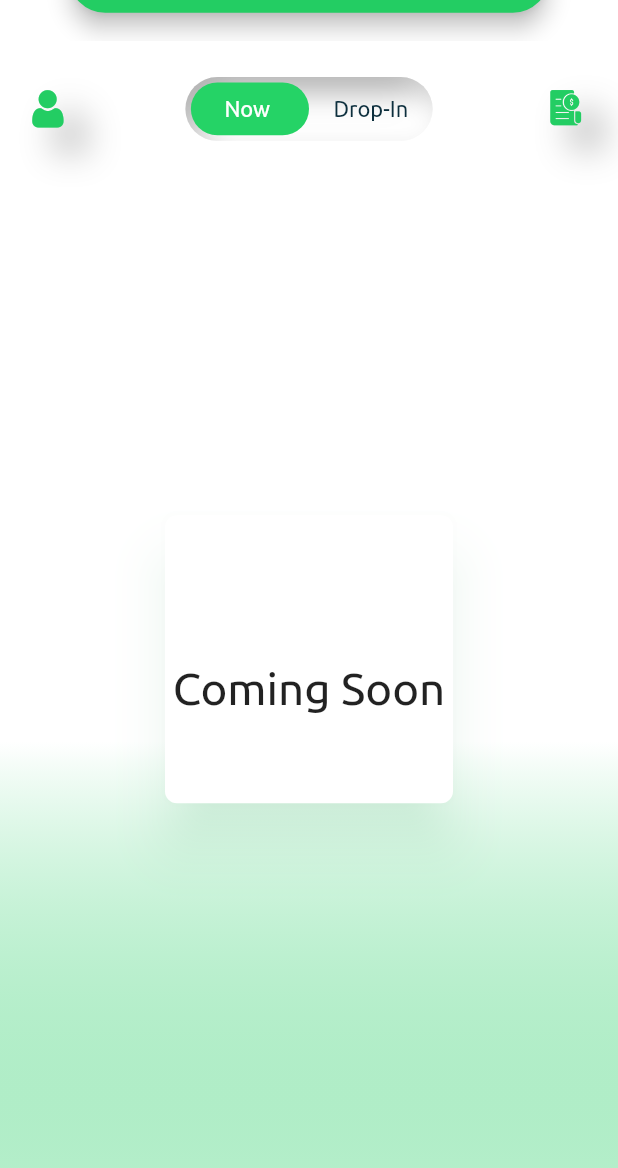
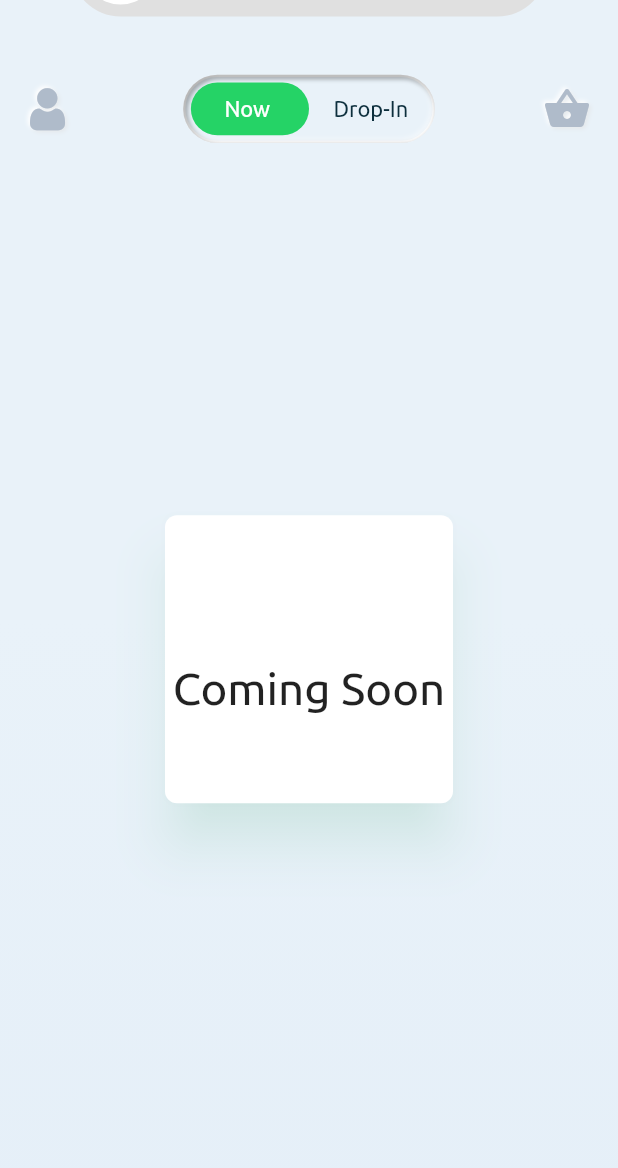
Before and after one commit to Laytoder/udus, a Flutter app: the HomePage screen opened directly with empty values, scrolled down 576 dp, on a phone screen of 412 x 824 dp. Shown: the top 1168 px of the screen. Run offline on Flutter 3.47's test engine with Material 2 defaults, Android fonts, the phone set to English and light mode, and no system bars; drawn by our look-alikes of flutter_neumorphic, slider_button; our stand-ins replace cached_network_image, carousel_slider, circular_profile_avatar, cloud_firestore, firebase_auth, firebase_messaging and 13 more; missing offline and left inert: angles, flutter_polyline_points, geoflutterfire, google_directions_api, google_map_location_picker, neumorphic; accounts and stored records are empty; statements that could not run were skipped; project files that could hold a hidden picture were left out.

Commit message:
changes ui

```diff
--- a/lib/Pages/billPage.dart
+++ b/lib/Pages/billPage.dart
@@ -168,8 +168,10 @@ class _BillPageState extends State<BillPage> {
                         decoration: BoxDecoration(
                           borderRadius:
                               BorderRadius.circular((88 / 678) * height),
-                          gradient: LinearGradient(
-                              colors: [Color(0xff00b4db), Color(0xff0083b0)]),
+                          gradient: LinearGradient(colors: [
+                            Color.fromRGBO(35, 205, 99, 1),
+                            Color.fromRGBO(35, 205, 99, 0.5),
+                          ]),
                         ),
                         child: Center(
                           child: ListTile(
--- a/lib/Pages/homePage.dart
+++ b/lib/Pages/homePage.dart
@@ -20,6 +20,7 @@ import 'package:frute/Pages/map.dart';
 import 'package:neumorphic/neumorphic.dart' as neu;
 import 'package:shared_preferences/shared_preferences.dart';
 import 'package:frute/models/trip.dart';
+import 'package:slider_button/slider_button.dart';
 import 'holdPage.dart';
 import 'package:frute/helpers/messageGetters.dart';
 import 'package:flutter_neumorphic/flutter_neumorphic.dart';
@@ -233,6 +234,7 @@ class _HomePageState extends State<HomePage>
         WillPopScope(
           onWillPop: () async => false,
           child: Scaffold(
+            //backgroundColor: Color(0xffE9F2F9),
             //backgroundColor: Colors.white,
             //backgroundColor: Colors.amberAccent,
             body: Container(
@@ -241,13 +243,14 @@ class _HomePageState extends State<HomePage>
                   colors: [
                     //Color.fromRGBO(13, 47, 61, 1),
                     //Color.fromRGBO(35, 205, 99, 1.0),
-                    Colors.white,
-                    Color.fromRGBO(35, 205, 99, 0.3),
+                    Color(0xffE9F2F9),
+                    Color(0xffE5EFF8),
                   ],
                   begin: Alignment.topCenter,
                   end: Alignment.bottomCenter,
-                  stops: [0.6, 1],
+                  stops: [0.5, 1],
                 ),
+                color: Color(0xffdee8f4),
                 /*image: DecorationImage(
                   image: AssetImage('assets/Vegetable_back.jpg'),
                   fit: BoxFit.fill,
@@ -271,11 +274,11 @@ class _HomePageState extends State<HomePage>
                         },
                         child: SingleChildScrollView(
                           physics: AlwaysScrollableScrollPhysics(),
-                          child: Column(
+                          child: Stack(
                             children: <Widget>[
-                              SizedBox(
+                              /*SizedBox(
                                 height: (80 / 678) * height,
-                              ),
+                              ),*/
                               CarouselSlider.builder(
                                 itemCount: appState.userId.length,
                                 itemBuilder: (context, index) {
@@ -289,7 +292,7 @@ class _HomePageState extends State<HomePage>
                                 options: CarouselOptions(
                                   autoPlay: false,
                                   enableInfiniteScroll: true,
-                                  height: height * 0.80,
+                                  height: height * 0.94,
                                   enlargeCenterPage: true,
                                   onPageChanged: (index, _) {
                                     String key = appState.userId[index];
@@ -300,7 +303,39 @@ class _HomePageState extends State<HomePage>
                                   },
                                 ),
                               ),
-                              Container(
+                              Align(
+                                //alignment: Alignment.bottomRight,
+                                child: Column(
+                                  children: <Widget>[
+                                    SizedBox(
+                                      height: height * 0.9,
+                                    ),
+                                    SliderButton(
+                                      width: width * 0.77,
+                                      height: height * 0.08,
+                                      action: () {},
+                                      dismissible: false,
+                                      buttonSize: 50,
+                                      label: Text(
+                                        "Slide to Call Vendor",
+                                        style: TextStyle(
+                                            color: Colors.red,
+                                            fontWeight: FontWeight.w500,
+                                            fontSize: 15),
+                                      ),
+                                      icon: Container(
+                                        child: SvgPicture.asset(
+                                          'assets/ER.svg',
+                                          height: 32.5,
+                                          width: 32.5,
+                                          color: Color.fromRGBO(35, 205, 99, 1),
+                                        ),
+                                      ),
+                                    ),
+                                    SizedBox(
+                                      height: 40,
+                                    )
+                                    /*Container(
                                       width: width,
                                       color: Colors.transparent,
                                       height: (60 / 678) * height,
@@ -324,7 +359,7 @@ class _HomePageState extends State<HomePage>
                                               Color.fromRGBO(35, 205, 99, 1.0),
                                           shape: RoundedRectangleBorder(
                                             borderRadius: BorderRadius.circular(
-                                          (20 / 678) * height),
+                                                (15 / 678) * height),
                                           ),
                                           //pressed: true,
                                           /*style: NeumorphicStyle(
@@ -378,9 +413,11 @@ class _HomePageState extends State<HomePage>
                                   ),*/
                                           onPressed: () async {
                                             //appState.pendingTrip != null
-                                      bool surity = await getSurity(context);
+                                            bool surity =
+                                                await getSurity(context);
                                             if (surity) {
-                                        if (appState.pendingTrip != null &&
+                                              if (appState.pendingTrip !=
+                                                      null &&
                                                   appState.pendingTrip.state !=
                                                       'requested') {
                                                 showDialog(
@@ -389,26 +426,32 @@ class _HomePageState extends State<HomePage>
                                                     return AlertDialog(
                                                       shape: RoundedRectangleBorder(
                                                           borderRadius:
-                                                        BorderRadius.circular(
-                                                            (10 / 678) *
+                                                              BorderRadius
+                                                                  .circular((10 /
+                                                                          678) *
                                                                       height)),
                                                       title: Text(
                                                         'Sorry, you can only call one vendor at a time',
                                                         style: TextStyle(
-                                                    fontWeight: FontWeight.w400,
-                                                    fontSize:
-                                                        (14 / 678) * height,
+                                                          fontWeight:
+                                                              FontWeight.w400,
+                                                          fontSize: (14 / 678) *
+                                                              height,
                                                         ),
                                                       ),
                                                     );
                                                   },
                                                 );
                                               } else {
-                                          manageTrip(context, false, setState);
+                                                manageTrip(
+                                                    context, false, setState);
                                               }
                                             }
                                           },
                                         ),
+                                      ),
+                                    ),*/
+                                  ],
                                 ),
                               ),
                               /*NeumorphicButton(
@@ -508,14 +551,24 @@ class _HomePageState extends State<HomePage>
                               MyFlutterApp.user,
                               style: NeumorphicStyle(
                                 shape: NeumorphicShape.concave,
-                                depth: 30,
+                                //depth: 30,
+                                depth: 3,
                                 lightSource: LightSource.topLeft,
+                                //shadowLightColor: Color(0xffF6F7FA),
+                                shadowDarkColor: Colors.grey[300],
+                                intensity: 1.0,
+                                border: NeumorphicBorder(
+                                  color: Colors.white,
+                                  width: 0.5,
+                                ),
+                                //shadowLightColorEmboss: Colors.white,
                                 //color: Color.fromRGBO(13, 47, 61, 1),
                                 //color: Colors.grey[100],
                                 //color: Color.fromRGBO(58, 124, 236, 1.0),
-                                color: Color.fromRGBO(35, 205, 99, 1.0),
+                                //color: Color.fromRGBO(35, 205, 99, 1.0),
+                                color: Color(0xffAFBBCA),
                               ),
-                              size: 25,
+                              size: 28,
                             ),
                             onPressed: () {
                               globalController.animateToPage(
@@ -566,15 +619,27 @@ class _HomePageState extends State<HomePage>
                             ),
                           ),*/
                             icon: NeumorphicIcon(
-                              MyFlutterApp.bill,
+                              Icons.shopping_basket,
                               style: NeumorphicStyle(
                                 shape: NeumorphicShape.concave,
-                                depth: 30,
+                                //depth: 30,
+                                depth: 3,
                                 lightSource: LightSource.topLeft,
+                                //shadowLightColor: Color(0xffF6F7FA),
+                                shadowDarkColor: Colors.grey[300],
+                                intensity: 1.0,
+                                border: NeumorphicBorder(
+                                  color: Colors.white,
+                                  width: 0.5,
+                                ),
+                                //shadowLightColorEmboss: Colors.white,
                                 //color: Color.fromRGBO(13, 47, 61, 1),
-                                color: Color.fromRGBO(35, 205, 99, 1.0),
+                                //color: Colors.grey[100],
+                                //color: Color.fromRGBO(58, 124, 236, 1.0),
+                                //color: Color.fromRGBO(35, 205, 99, 1.0),
+                                color: Color(0xffAFBBCA),
                               ),
-                              size: 25,
+                              size: 32,
                             ),
                             onPressed: () {
                               globalController.animateToPage(
--- a/lib/Pages/profilePageLayout.dart
+++ b/lib/Pages/profilePageLayout.dart
@@ -196,7 +196,7 @@ class _ProfilePageLayoutState extends State<ProfilePageLayout>
                         SizedBox(
                           height: (50 / 678) * height,
                         ),
-                        /*FloatingActionButton(
+                        FloatingActionButton(
                           heroTag: null,
                           onPressed: () async {
                             LocationResult locationResult =
@@ -208,11 +208,11 @@ class _ProfilePageLayoutState extends State<ProfilePageLayout>
                           },
                           backgroundColor: Color(0xff25d368),
                           child: Icon(
-                            Icons.location_on,
+                            Icons.location_searching,
                             color: Colors.white,
                             size: (24 / 678) * height,
                           ),
-                        ),*/
+                        ),
                         /*Container(
                           alignment: Alignment.center,
                           width: 10,
--- a/lib/widgets/dualButton.dart
+++ b/lib/widgets/dualButton.dart
@@ -60,9 +60,14 @@ class _DualButtonState extends State<DualButton>
             boxShape: NeumorphicBoxShape.roundRect(
               BorderRadius.circular(widget.radius),
             ),
-            depth: -25,
+            depth: -3,
             lightSource: LightSource.topLeft,
-            color: Colors.white,
+            border: NeumorphicBorder(
+              color: Colors.white,
+              width: 1.5,
+            ),
+            //color: Colors.white,
+            color: Color(0xffE9F2F9),
           ),
           child: Container(
             //height: 50,
--- a/pubspec.yaml
+++ b/pubspec.yaml
@@ -56,6 +56,7 @@ dependencies:
   flutter_neumorphic: ^3.0.1
   neumorphic: ^0.3.2
   flutter_xlider: ^3.4.0
+  slider_button: ^0.5.0
 
 dev_dependencies:
   flutter_test:
@@ -97,6 +98,7 @@ flutter:
     - assets/BG-img.png
     - assets/veg_box.jpg
     - assets/medal.svg
+    - assets/mapBack.svg
 
   # An image asset can refer to one or more resolution-specific "variants", see
   # https://flutter.dev/assets-and-images/#resolution-aware.
```
Also changed, not shown: lib/Pages/billHistory.dart (+4 -4 lines), lib/Pages/vendorInfoPage.dart (+45 -32 lines), assets/mapBack.svg (added), pubspec.lock. Lines whose indentation alone changed are shown as unchanged.
